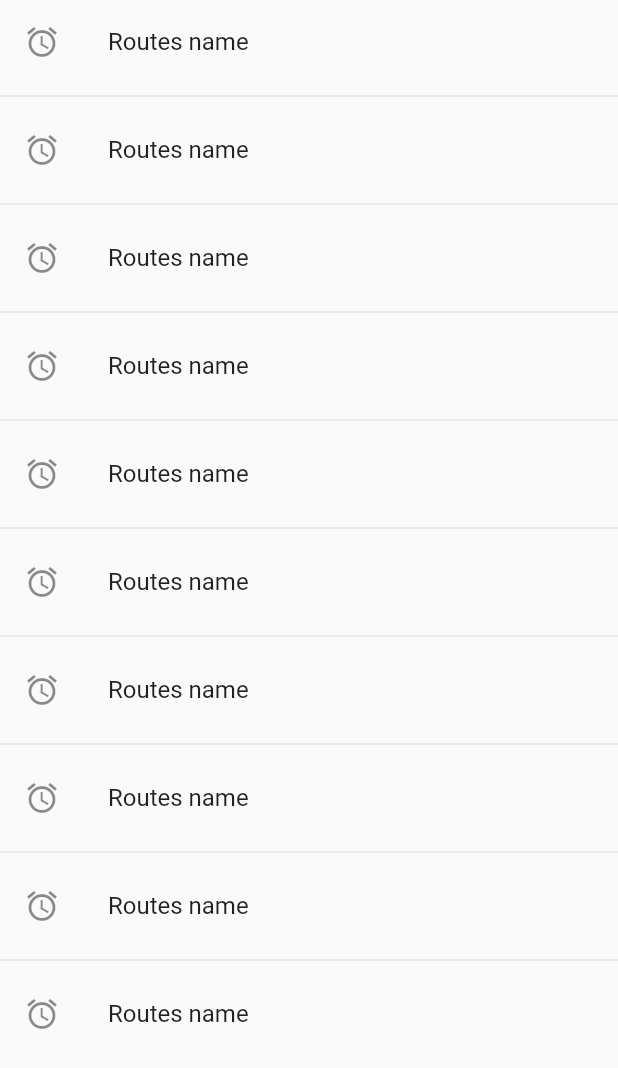
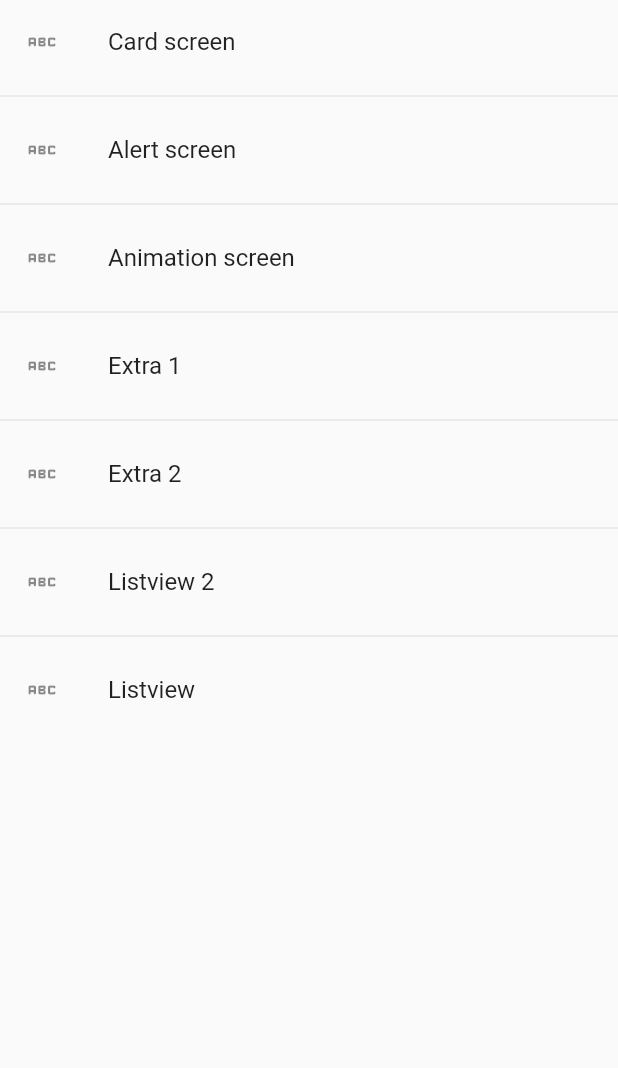
Before and after one commit to IngridLozoya/avanced, a Flutter app: the screen it shows after launch, on a phone screen of 412 x 824 dp. Shown: the top 1068 px of the screen. Run offline on Flutter 3.47's test engine with Material 2 defaults, Android fonts, the phone set to English and light mode, and no system bars.

Commit message:
clases 22 y 23 de junio

```diff
--- a/lib/Models/menu_option.dart
+++ b/lib/Models/menu_option.dart
@@ -10,6 +10,6 @@ class MenuOption{
    this.route,
    this.icon,
    this.name,
-   this.screen
+  this.screen
   );
 }
--- a/lib/main.dart
+++ b/lib/main.dart
@@ -1,3 +1,4 @@
+import 'package:avanced/router/app_routes.dart';
 import 'package:avanced/screens/alert_screen.dart';
 import 'package:avanced/screens/card_screen.dart';
 import 'package:avanced/screens/extrascreen1.dart';
@@ -16,16 +17,9 @@ class MyApp extends StatelessWidget {
     return MaterialApp(
       debugShowCheckedModeBanner: false,
       title: 'Material App',
-      initialRoute: 'Home',
-      routes: {
-        'Home':(BuildContext context) => const HomeScreen(),
-        'Card':(BuildContext context) => const CardScreen(),
-        'Alert':(BuildContext context) => const AlertScreen(),
-        'Animation':(BuildContext context) => const HomeScreen(),
-        'Listview':(BuildContext context) => const ListView2Screen(),
-        'Extra1': (BuildContext context) => const Extra1Screen(),
-        'Extra2': (BuildContext context) => const Extra2Screen()
-      },
+      initialRoute: AppRoutes.initialRoute,
+      routes: AppRoutes.getAppRoutes(),
+      onGenerateRoute: AppRoutes.onGenerateRoutes,
       //home: ListView2Screen()
     );
   }
--- a/lib/router/app_routes.dart
+++ b/lib/router/app_routes.dart
@@ -11,6 +11,28 @@ class AppRoutes{
     MenuOption('extra1', Icons.abc_rounded, 'Extra 1', const Extra1Screen()),
     MenuOption('extra2', Icons.abc_rounded, 'Extra 2', const Extra2Screen()),
     MenuOption('list2', Icons.abc_rounded, 'Listview 2', const ListView2Screen()),
-    MenuOption('list1', Icons.abc_rounded, 'Listview', const ListViewScreen())
+    MenuOption('list1', Icons.abc_rounded, 'Listview', const ListViewScreen()),
   ];
+
+  static Map<String,Widget Function(BuildContext)> getAppRoutes(){
+    Map<String,Widget Function(BuildContext)> appRoutes = {};
+
+    appRoutes.addAll({
+      'home': (BuildContext context) => HomeScreen()
+  });
+
+    for(final option in menuOptions){
+      appRoutes.addAll({
+        option.route:(BuildContext context) => option.screen
+      });
+    }
+
+    return appRoutes;
+  }
+
+  static Route<dynamic> onGenerateRoutes(RouteSettings settings){
+    return MaterialPageRoute(
+      builder: (context) => const AlertScreen()
+      );
+  }
 }
--- a/lib/screens/home_screen.dart
+++ b/lib/screens/home_screen.dart
@@ -1,26 +1,25 @@
+import 'package:avanced/router/app_routes.dart';
 import 'package:flutter/material.dart';
-
-import 'listview_Screen_2.dart';
-
 class HomeScreen extends StatelessWidget {
 
-  const HomeScreen({Key? key}) : super(key: key);
+  HomeScreen({Key? key}) : super(key: key);
+  final MenuOption =AppRoutes.menuOptions;
 
   @override
   Widget build(BuildContext context) {
     return Scaffold(
       body: ListView.separated(
         itemBuilder: (context, index) => ListTile(
-          leading: const Icon(Icons.access_alarm_outlined),
-          title: const Text('Routes name'),
+          leading: Icon(MenuOption[index].icon),
+          title: Text(MenuOption[index].name),
           onTap: (){
             //final route = MaterialPageRoute(builder: (context) => const ListView2Screen());
             //Navigator.pushReplacement(context, route);
-            Navigator.pushNamed(context, 'Card');
+            Navigator.pushNamed(context, MenuOption[index].route);
           },
         ),
         separatorBuilder: (context, index) => const Divider(),
-        itemCount: 10
+        itemCount: MenuOption.length
         )
     );
   }
```
